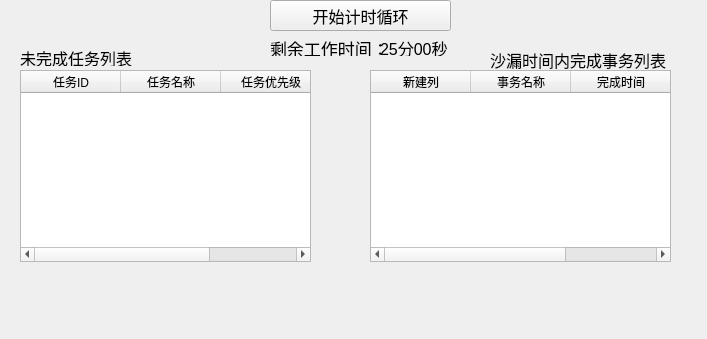
This is pma/tasktime.ui in FlyingGarfield/productManager_assistant as Qt 5 draws it before an edit. The edited form follows.
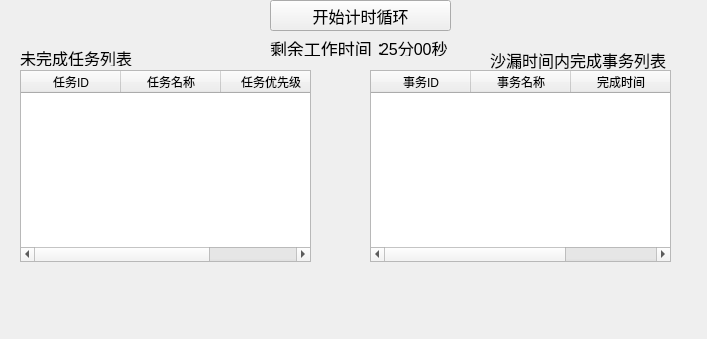
This is the edited form.

```diff
--- a/pma/tasktime.ui
+++ b/pma/tasktime.ui
@@ -121,7 +121,7 @@
    </property>
    <column>
     <property name="text">
-     <string>新建列</string>
+     <string>事务ID</string>
     </property>
    </column>
    <column>
```
Left out of the diff: 2 changed lines with no effect on the pictures.
